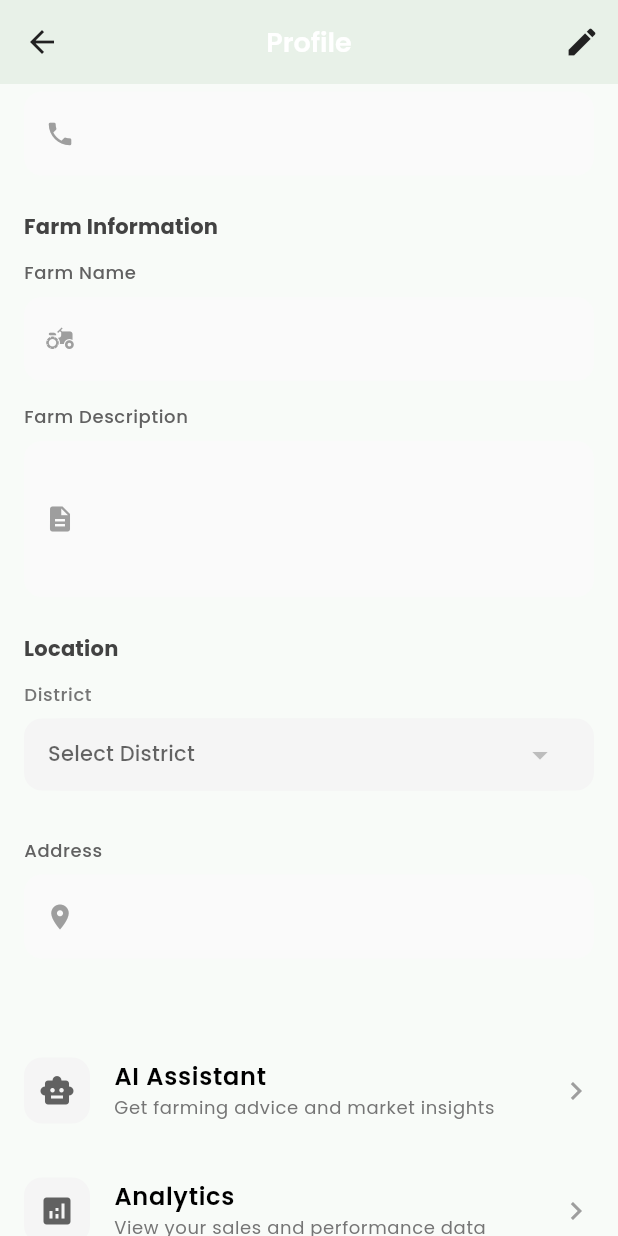
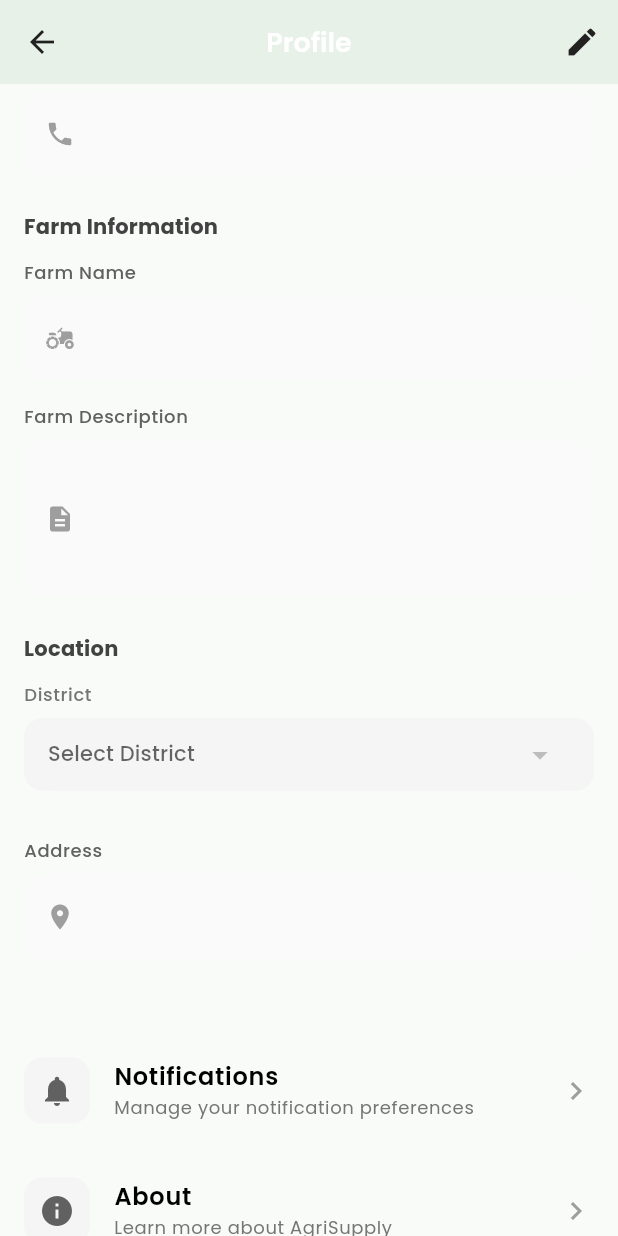
Before and after one commit to Marcelofury/AgriSupply-Farm-Connect-System, a Flutter app: the FarmerProfileScreen screen opened by its route, scrolled down 576 dp, on a phone screen of 412 x 824 dp. Run offline on Flutter 3.47's test engine with Material 3 defaults, Android fonts, the phone set to English and light mode, and no system bars; our stand-ins replace cached_network_image, fl_chart, geolocator, google_fonts, google_sign_in, image_picker and 1 more; accounts and stored records are empty; network calls fail; project files that could hold a hidden picture were left out.

Commit message:
Remove duplicate menu items from farmer profile screen (AI Assistant, Analytics, Help & Support, Logout already in dashboard drawer)

```diff
--- a/mobile/lib/screens/farmer/farmer_profile_screen.dart
+++ b/mobile/lib/screens/farmer/farmer_profile_screen.dart
@@ -517,19 +517,7 @@ class _FarmerProfileScreenState extends State<FarmerProfileScreen> {
 
                   if (!_isEditing) ...[
                     const SizedBox(height: 16),
-                    // Menu Items
-                    _buildMenuItem(
-                      icon: Icons.smart_toy,
-                      title: 'AI Assistant',
-                      subtitle: 'Get farming advice and market insights',
-                      onTap: () => Navigator.pushNamed(context, AppRoutes.aiAssistant),
-                    ),
-                    _buildMenuItem(
-                      icon: Icons.analytics,
-                      title: 'Analytics',
-                      subtitle: 'View your sales and performance data',
-                      onTap: () => Navigator.pushNamed(context, AppRoutes.farmerAnalytics),
-                    ),
+                    // Account Actions
                     _buildMenuItem(
                       icon: Icons.notifications,
                       title: 'Notifications',
@@ -537,24 +525,10 @@ class _FarmerProfileScreenState extends State<FarmerProfileScreen> {
                       onTap: () => Navigator.pushNamed(context, '/notifications'),
                     ),
                     _buildMenuItem(
-                      icon: Icons.help,
-                      title: 'Help & Support',
-                      subtitle: 'Get help with using the app',
-                      onTap: () => Navigator.pushNamed(context, AppRoutes.helpSupport),
-                    ),
-                    _buildMenuItem(
                       icon: Icons.info,
                       title: 'About',
                       subtitle: 'Learn more about AgriSupply',
                       onTap: () {},
-                    ),
-                    const SizedBox(height: 16),
-                    _buildMenuItem(
-                      icon: Icons.logout,
-                      title: 'Logout',
-                      subtitle: 'Sign out of your account',
-                      isDestructive: true,
-                      onTap: _showLogoutDialog,
                     ),
                   ],
                   const SizedBox(height: 32),
```
